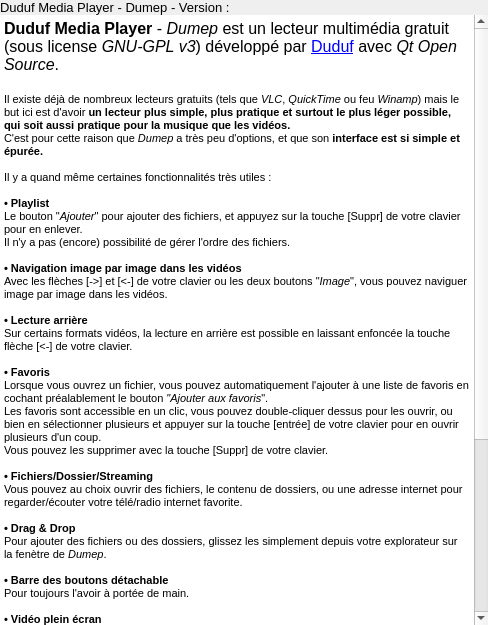
Before: the Qt Designer form src/about.ui in RxLaboratory/Dumep, drawn with Qt 5.
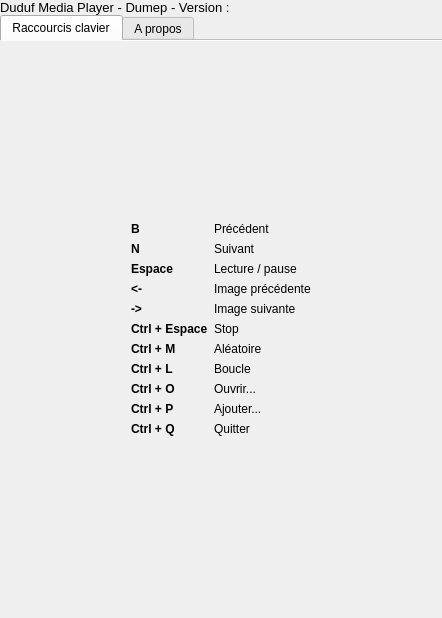
After: the same form once the commit is applied. Icons and pictures are not drawn.

Patch:
```diff
--- a/src/about.ui
+++ b/src/about.ui
@@ -6,8 +6,8 @@
    <rect>
     <x>0</x>
     <y>0</y>
-    <width>488</width>
-    <height>625</height>
+    <width>442</width>
+    <height>618</height>
    </rect>
   </property>
   <property name="windowTitle">
@@ -17,7 +17,7 @@
    <iconset resource="ressources.qrc">
     <normaloff>:/icones/duduf</normaloff>:/icones/duduf</iconset>
   </property>
-  <layout class="QVBoxLayout" name="verticalLayout">
+  <layout class="QVBoxLayout" name="verticalLayout_2">
    <property name="spacing">
     <number>0</number>
    </property>
@@ -46,12 +46,273 @@
     </widget>
    </item>
    <item>
-    <widget class="QTextEdit" name="textEdit">
-     <property name="frameShape">
-      <enum>QFrame::NoFrame</enum>
+    <widget class="QTabWidget" name="tabWidget">
+     <property name="currentIndex">
+      <number>0</number>
      </property>
-     <property name="html">
-      <string>&lt;!DOCTYPE HTML PUBLIC &quot;-//W3C//DTD HTML 4.0//EN&quot; &quot;http://www.w3.org/TR/REC-html40/strict.dtd&quot;&gt;
+     <property name="documentMode">
+      <bool>true</bool>
+     </property>
+     <widget class="QWidget" name="tab_2">
+      <attribute name="title">
+       <string>Raccourcis clavier</string>
+      </attribute>
+      <layout class="QVBoxLayout" name="verticalLayout_3">
+       <item alignment="Qt::AlignHCenter|Qt::AlignVCenter">
+        <widget class="QWidget" name="" native="true">
+         <layout class="QFormLayout" name="formLayout">
+          <item row="0" column="0">
+           <widget class="QLabel" name="label">
+            <property name="font">
+             <font>
+              <weight>75</weight>
+              <bold>true</bold>
+             </font>
+            </property>
+            <property name="text">
+             <string>B</string>
+            </property>
+           </widget>
+          </item>
+          <item row="0" column="1">
+           <widget class="QLabel" name="label_2">
+            <property name="text">
+             <string>Précédent</string>
+            </property>
+           </widget>
+          </item>
+          <item row="1" column="0">
+           <widget class="QLabel" name="label_3">
+            <property name="font">
+             <font>
+              <weight>75</weight>
+              <bold>true</bold>
+             </font>
+            </property>
+            <property name="text">
+             <string>N</string>
+            </property>
+           </widget>
+          </item>
+          <item row="1" column="1">
+           <widget class="QLabel" name="label_5">
+            <property name="text">
+             <string>Suivant</string>
+            </property>
+           </widget>
+          </item>
+          <item row="2" column="0">
+           <widget class="QLabel" name="label_6">
+            <property name="font">
+             <font>
+              <weight>75</weight>
+              <bold>true</bold>
+             </font>
+            </property>
+            <property name="text">
+             <string>Espace</string>
+            </property>
+           </widget>
+          </item>
+          <item row="2" column="1">
+           <widget class="QLabel" name="label_4">
+            <property name="text">
+             <string>Lecture / pause</string>
+            </property>
+           </widget>
+          </item>
+          <item row="3" column="0">
+           <widget class="QLabel" name="label_7">
+            <property name="font">
+             <font>
+              <weight>75</weight>
+              <bold>true</bold>
+             </font>
+            </property>
+            <property name="text">
+             <string>&lt;-</string>
+            </property>
+           </widget>
+          </item>
+          <item row="3" column="1">
+           <widget class="QLabel" name="label_8">
+            <property name="text">
+             <string>Image précédente</string>
+            </property>
+           </widget>
+          </item>
+          <item row="4" column="0">
+           <widget class="QLabel" name="label_9">
+            <property name="font">
+             <font>
+              <weight>75</weight>
+              <bold>true</bold>
+             </font>
+            </property>
+            <property name="text">
+             <string>-&gt;</string>
+            </property>
+           </widget>
+          </item>
+          <item row="4" column="1">
+           <widget class="QLabel" name="label_10">
+            <property name="text">
+             <string>Image suivante</string>
+            </property>
+           </widget>
+          </item>
+          <item row="5" column="0">
+           <widget class="QLabel" name="label_15">
+            <property name="font">
+             <font>
+              <weight>75</weight>
+              <bold>true</bold>
+             </font>
+            </property>
+            <property name="text">
+             <string>Ctrl + Espace</string>
+            </property>
+           </widget>
+          </item>
+          <item row="5" column="1">
+           <widget class="QLabel" name="label_16">
+            <property name="text">
+             <string>Stop</string>
+            </property>
+           </widget>
+          </item>
+          <item row="6" column="0">
+           <widget class="QLabel" name="label_17">
+            <property name="font">
+             <font>
+              <weight>75</weight>
+              <bold>true</bold>
+             </font>
+            </property>
+            <property name="text">
+             <string>Ctrl + M</string>
+            </property>
+           </widget>
+          </item>
+          <item row="6" column="1">
+           <widget class="QLabel" name="label_18">
+            <property name="text">
+             <string>Aléatoire</string>
+            </property>
+           </widget>
+          </item>
+          <item row="7" column="0">
+           <widget class="QLabel" name="label_21">
+            <property name="font">
+             <font>
+              <weight>75</weight>
+              <bold>true</bold>
+             </font>
+            </property>
+            <property name="text">
+             <string>Ctrl + L</string>
+            </property>
+           </widget>
+          </item>
+          <item row="7" column="1">
+           <widget class="QLabel" name="label_22">
+            <property name="text">
+             <string>Boucle</string>
+            </property>
+           </widget>
+          </item>
+          <item row="8" column="0">
+           <widget class="QLabel" name="label_11">
+            <property name="font">
+             <font>
+              <weight>75</weight>
+              <bold>true</bold>
+             </font>
+            </property>
+            <property name="text">
+             <string>Ctrl + O</string>
+            </property>
+           </widget>
+          </item>
+          <item row="8" column="1">
+           <widget class="QLabel" name="label_12">
+            <property name="text">
+             <string>Ouvrir...</string>
+            </property>
+           </widget>
+          </item>
+          <item row="9" column="0">
+           <widget class="QLabel" name="label_19">
+            <property name="font">
+             <font>
+              <weight>75</weight>
+              <bold>true</bold>
+             </font>
+            </property>
+            <property name="text">
+             <string>Ctrl + P</string>
+            </property>
+           </widget>
+          </item>
+          <item row="9" column="1">
+           <widget class="QLabel" name="label_20">
+            <property name="text">
+             <string>Ajouter...</string>
+            </property>
+           </widget>
+          </item>
+          <item row="10" column="0">
+           <widget class="QLabel" name="label_13">
+            <property name="font">
+             <font>
+              <weight>75</weight>
+              <bold>true</bold>
+             </font>
+            </property>
+            <property name="text">
+             <string>Ctrl + Q</string>
+            </property>
+           </widget>
+          </item>
+          <item row="10" column="1">
+           <widget class="QLabel" name="label_14">
+            <property name="text">
+             <string>Quitter</string>
+            </property>
+           </widget>
+          </item>
+         </layout>
+        </widget>
+       </item>
+      </layout>
+     </widget>
+     <widget class="QWidget" name="tab">
+      <attribute name="title">
+       <string>A propos</string>
+      </attribute>
+      <layout class="QVBoxLayout" name="verticalLayout">
+       <property name="spacing">
+        <number>0</number>
+       </property>
+       <property name="leftMargin">
+        <number>0</number>
+       </property>
+       <property name="topMargin">
+        <number>0</number>
+       </property>
+       <property name="rightMargin">
+        <number>0</number>
+       </property>
+       <property name="bottomMargin">
+        <number>0</number>
+       </property>
+       <item>
+        <widget class="QTextEdit" name="textEdit">
+         <property name="frameShape">
+          <enum>QFrame::NoFrame</enum>
+         </property>
+         <property name="html">
+          <string>&lt;!DOCTYPE HTML PUBLIC &quot;-//W3C//DTD HTML 4.0//EN&quot; &quot;http://www.w3.org/TR/REC-html40/strict.dtd&quot;&gt;
 &lt;html&gt;&lt;head&gt;&lt;meta name=&quot;qrichtext&quot; content=&quot;1&quot; /&gt;&lt;style type=&quot;text/css&quot;&gt;
 p, li { white-space: pre-wrap; }
 &lt;/style&gt;&lt;/head&gt;&lt;body style=&quot; font-family:'MS Shell Dlg 2'; font-size:8.25pt; font-weight:400; font-style:normal;&quot;&gt;
@@ -102,10 +363,14 @@
 &lt;p style=&quot;-qt-paragraph-type:empty; margin-top:0px; margin-bottom:0px; margin-left:0px; margin-right:0px; -qt-block-indent:0; text-indent:0px; font-size:8pt;&quot;&gt;&lt;br /&gt;&lt;/p&gt;
 &lt;p style=&quot; margin-top:0px; margin-bottom:0px; margin-left:0px; margin-right:0px; -qt-block-indent:0; text-indent:0px;&quot;&gt;&lt;span style=&quot; font-size:8pt; font-weight:600;&quot;&gt;- Vidéo&lt;/span&gt;&lt;span style=&quot; font-size:8pt;&quot;&gt; :&lt;/span&gt;&lt;span style=&quot; font-size:8pt; font-weight:600;&quot;&gt; H.264&lt;/span&gt;&lt;span style=&quot; font-size:8pt;&quot;&gt; (mp4, mov, MTS, bllu-ray),&lt;/span&gt;&lt;span style=&quot; font-size:8pt; font-weight:600;&quot;&gt; MPEG-4&lt;/span&gt;&lt;span style=&quot; font-size:8pt;&quot;&gt; (Divx, Xvid, etc. dans des fichiers avi),&lt;/span&gt;&lt;span style=&quot; font-size:8pt; font-weight:600;&quot;&gt; MPEG-2&lt;/span&gt;&lt;span style=&quot; font-size:8pt;&quot;&gt; (DVD)...&lt;/span&gt;&lt;/p&gt;
 &lt;p style=&quot; margin-top:0px; margin-bottom:0px; margin-left:0px; margin-right:0px; -qt-block-indent:0; text-indent:0px;&quot;&gt;&lt;span style=&quot; font-size:8pt; font-weight:600;&quot;&gt;- Audio&lt;/span&gt;&lt;span style=&quot; font-size:8pt;&quot;&gt; : &lt;/span&gt;&lt;span style=&quot; font-size:8pt; font-weight:600;&quot;&gt;MP3&lt;/span&gt;&lt;span style=&quot; font-size:8pt;&quot;&gt;, &lt;/span&gt;&lt;span style=&quot; font-size:8pt; font-weight:600;&quot;&gt;Ogg&lt;/span&gt;&lt;span style=&quot; font-size:8pt;&quot;&gt;, &lt;/span&gt;&lt;span style=&quot; font-size:8pt; font-weight:600;&quot;&gt;Wav&lt;/span&gt;&lt;span style=&quot; font-size:8pt;&quot;&gt;, &lt;/span&gt;&lt;span style=&quot; font-size:8pt; font-weight:600;&quot;&gt;Flac&lt;/span&gt;&lt;span style=&quot; font-size:8pt;&quot;&gt;, &lt;/span&gt;&lt;span style=&quot; font-size:8pt; font-weight:600;&quot;&gt;AAC&lt;/span&gt;&lt;span style=&quot; font-size:8pt;&quot;&gt;...&lt;/span&gt;&lt;/p&gt;&lt;/body&gt;&lt;/html&gt;</string>
-     </property>
-     <property name="textInteractionFlags">
-      <set>Qt::LinksAccessibleByKeyboard|Qt::LinksAccessibleByMouse</set>
-     </property>
+         </property>
+         <property name="textInteractionFlags">
+          <set>Qt::LinksAccessibleByKeyboard|Qt::LinksAccessibleByMouse</set>
+         </property>
+        </widget>
+       </item>
+      </layout>
+     </widget>
     </widget>
    </item>
   </layout>
```
